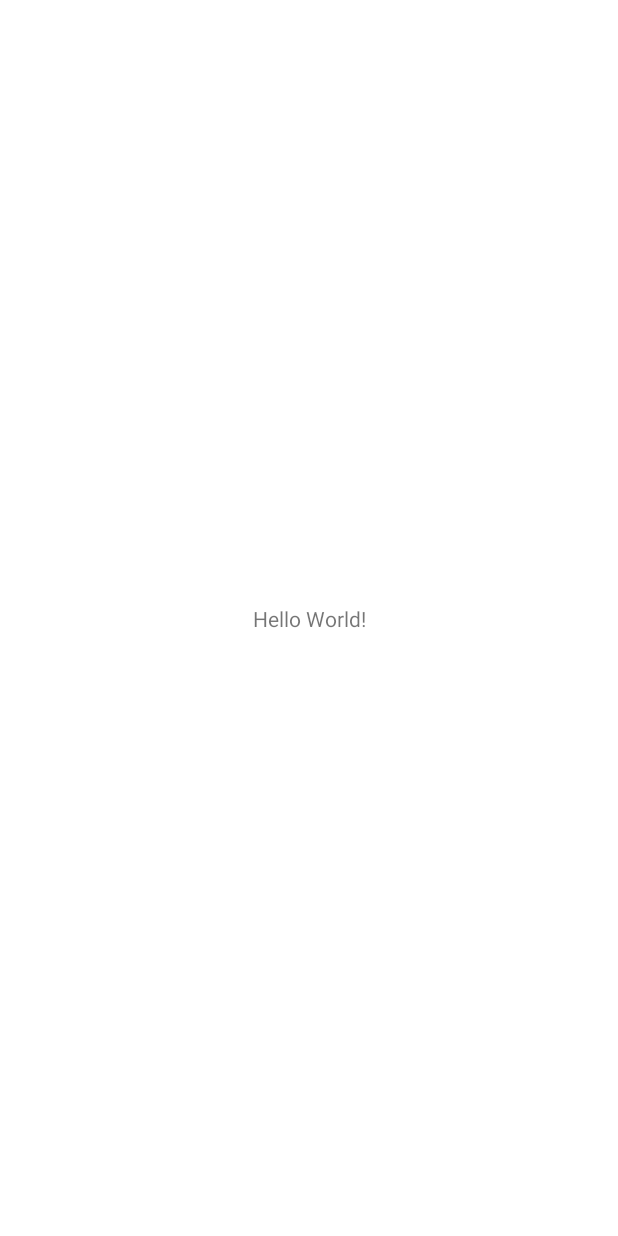
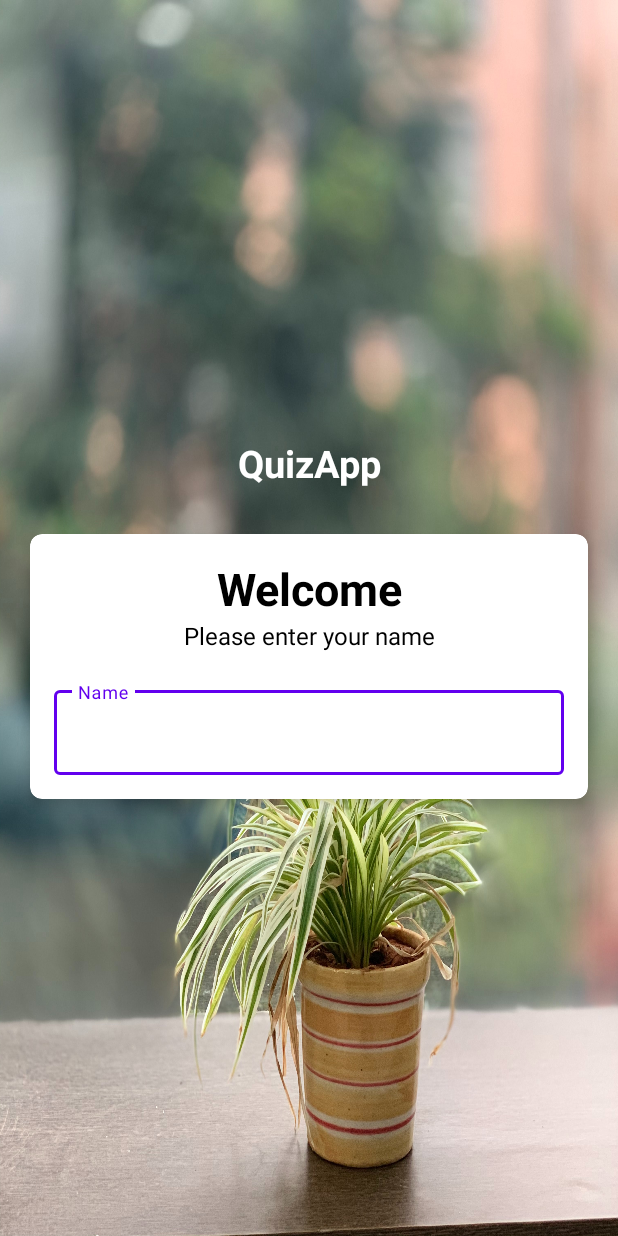
Before and after one commit to simopek/android10_kotlin_course, an Android app: the screen it shows after launch (MainActivity), on a phone screen of 412 x 824 dp. Before the commit the screen is almost empty. Run offline under Robolectric (Android 15) with nearby library versions, the phone set to English and light mode, and no system bars.

Commit message:
Add background image and card view

```diff
--- a/QuizApp/app/src/main/res/layout/activity_main.xml
+++ b/QuizApp/app/src/main/res/layout/activity_main.xml
@@ -1,18 +1,77 @@
 <?xml version="1.0" encoding="utf-8"?>
-<androidx.constraintlayout.widget.ConstraintLayout xmlns:android="http://schemas.android.com/apk/res/android"
+<LinearLayout xmlns:android="http://schemas.android.com/apk/res/android"
     xmlns:app="http://schemas.android.com/apk/res-auto"
     xmlns:tools="http://schemas.android.com/tools"
     android:layout_width="match_parent"
     android:layout_height="match_parent"
+    android:gravity="center"
+    android:orientation="vertical"
+    android:background="@drawable/background_image"
     tools:context=".MainActivity">
 
     <TextView
-        android:layout_width="wrap_content"
+        android:layout_width="match_parent"
         android:layout_height="wrap_content"
-        android:text="Hello World!"
-        app:layout_constraintBottom_toBottomOf="parent"
-        app:layout_constraintLeft_toLeftOf="parent"
-        app:layout_constraintRight_toRightOf="parent"
-        app:layout_constraintTop_toTopOf="parent" />
+        android:text="QuizApp"
+        android:gravity="center"
+        android:textSize="25sp"
+        android:textStyle="bold"
+        android:textColor="@android:color/white"
+        android:layout_marginBottom="30dp"/>
 
-</androidx.constraintlayout.widget.ConstraintLayout>
+    <androidx.cardview.widget.CardView
+        android:layout_width="match_parent"
+        android:layout_height="wrap_content"
+        android:layout_marginStart="20dp"
+        android:layout_marginEnd="20dp"
+        android:background="@android:color/white"
+        app:cardCornerRadius="8dp"
+        app:cardElevation="5dp">
+
+        <LinearLayout
+            android:layout_width="match_parent"
+            android:layout_height="wrap_content"
+            android:padding="16dp"
+            android:gravity="center"
+            android:orientation="vertical">
+
+            <TextView
+                android:layout_width="match_parent"
+                android:layout_height="wrap_content"
+                android:text="Welcome"
+                android:gravity="center"
+                android:textSize="30sp"
+                android:textColor="@android:color/black"
+                android:textStyle="bold"/>
+
+            <TextView
+                android:layout_width="match_parent"
+                android:layout_height="wrap_content"
+                android:text="Please enter your name"
+                android:gravity="center"
+                android:textSize="16sp"
+                android:textColor="@android:color/black"/>
+
+            <!--
+            TextInputLayout is just a container
+            for the actual text input control.
+            -->
+            <com.google.android.material.textfield.TextInputLayout
+                android:layout_width="match_parent"
+                android:layout_height="wrap_content"
+                android:layout_marginTop="20dp"
+                style="@style/Widget.MaterialComponents.TextInputLayout.OutlinedBox">
+
+                <androidx.appcompat.widget.AppCompatEditText
+                    android:layout_width="match_parent"
+                    android:layout_height="wrap_content"
+                    android:hint="Name"/>
+
+            </com.google.android.material.textfield.TextInputLayout>
+
+        </LinearLayout>
+
+
+    </androidx.cardview.widget.CardView>
+
+</LinearLayout>
```
Also changed, not shown: QuizApp/app/src/main/res/drawable/background_image.jpg (added).
